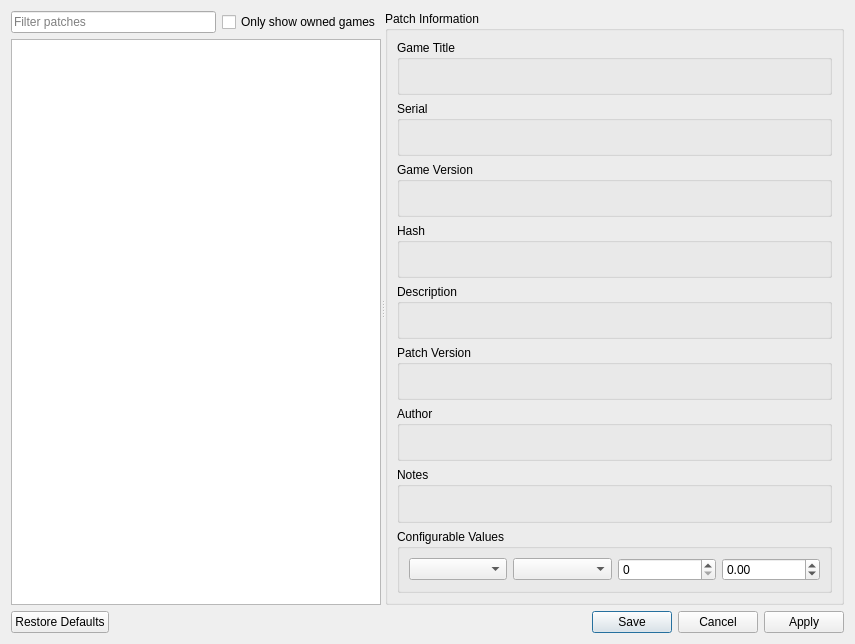
Above: rpcs3/rpcs3qt/patch_manager_dialog.ui from RPCS3/rpcs3 before the change. Below: the same form after it.
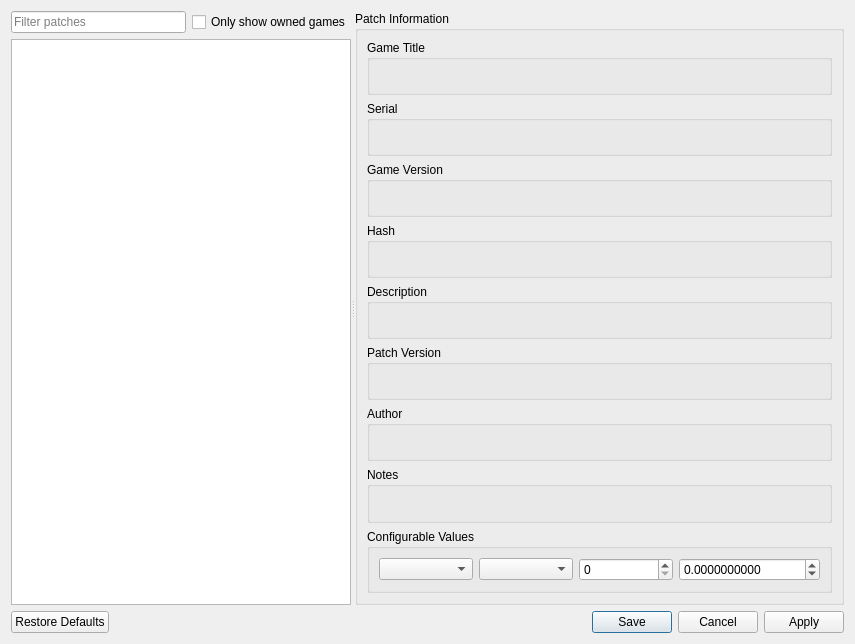
That is the form after the change.

Commit message: patch_manager: add more decimal places to spinbox

Patch:
```diff
--- a/rpcs3/rpcs3qt/patch_manager_dialog.ui
+++ b/rpcs3/rpcs3qt/patch_manager_dialog.ui
@@ -283,6 +283,9 @@
               </item>
               <item>
                <widget class="QDoubleSpinBox" name="configurable_double_spin_box">
+                <property name="decimals">
+                 <number>10</number>
+                </property>
                 <property name="minimum">
                  <double>-1000000.000000000000000</double>
                 </property>
```
